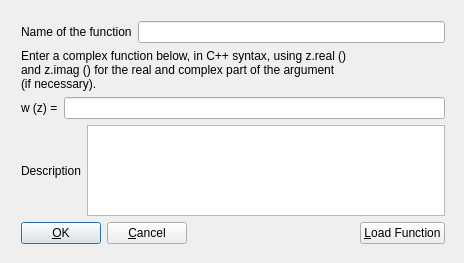
Above: src/UI/ComplexDialog.ui from lene/HyperspaceExplorer before the change. Below: the same form after it.
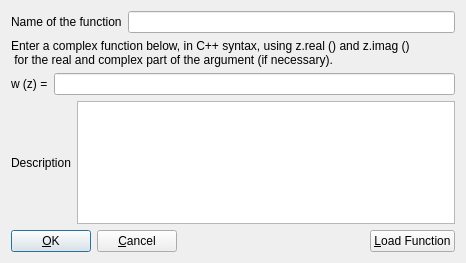
That is the form after the change.

Commit message: dialog to enter parameters changes dynamically with the values available for each function

What changed in the file:
```diff
--- a/src/UI/ComplexDialog.ui
+++ b/src/UI/ComplexDialog.ui
@@ -5,24 +5,15 @@
    <rect>
     <x>0</x>
     <y>0</y>
-    <width>464</width>
+    <width>452</width>
     <height>263</height>
    </rect>
   </property>
   <property name="windowTitle" >
    <string>Enter a complex function</string>
   </property>
-  <widget class="QWidget" name="layoutWidget" >
-   <property name="geometry" >
-    <rect>
-     <x>10</x>
-     <y>10</y>
-     <width>446</width>
-     <height>245</height>
-    </rect>
-   </property>
-   <layout class="QVBoxLayout" >
-    <item>
+  <layout class="QGridLayout" >
+   <item row="0" column="0" >
      <layout class="QHBoxLayout" >
       <property name="spacing" >
        <number>6</number>
@@ -51,19 +42,18 @@
       </item>
      </layout>
     </item>
-    <item>
+   <item row="1" column="0" >
      <widget class="QLabel" name="IntroLabel" >
       <property name="toolTip" >
        <string>The line you enter is compiled by the gcc compiler. The assignment and the semicolon at the end of the line are added automatically.</string>
       </property>
       <property name="text" >
-       <string>Enter a complex function below, in C++ syntax, using z.real ()
-and z.imag () for the real and complex part of the argument
-(if necessary).</string>
+      <string>Enter a complex function below, in C++ syntax, using z.real () and z.imag ()
+ for the real and complex part of the argument (if necessary).</string>
       </property>
      </widget>
     </item>
-    <item>
+   <item row="2" column="0" >
      <layout class="QHBoxLayout" >
       <property name="spacing" >
        <number>6</number>
@@ -92,7 +82,7 @@
       </item>
      </layout>
     </item>
-    <item>
+   <item row="3" column="0" >
      <layout class="QHBoxLayout" >
       <item>
        <widget class="QLabel" name="descriptionLabel" >
@@ -106,7 +96,7 @@
       </item>
      </layout>
     </item>
-    <item>
+   <item row="4" column="0" >
      <spacer>
       <property name="orientation" >
        <enum>Qt::Vertical</enum>
@@ -116,13 +106,13 @@
       </property>
       <property name="sizeHint" >
        <size>
-        <width>358</width>
+       <width>444</width>
         <height>16</height>
        </size>
       </property>
      </spacer>
     </item>
-    <item>
+   <item row="5" column="0" >
      <layout class="QHBoxLayout" >
       <property name="spacing" >
        <number>6</number>
@@ -182,7 +172,6 @@
      </layout>
     </item>
    </layout>
-  </widget>
  </widget>
  <layoutdefault spacing="6" margin="11" />
  <pixmapfunction>qPixmapFromMimeSource</pixmapfunction>
```
Lines whose indentation alone changed are shown as unchanged. The commit also changes 15 other files.
